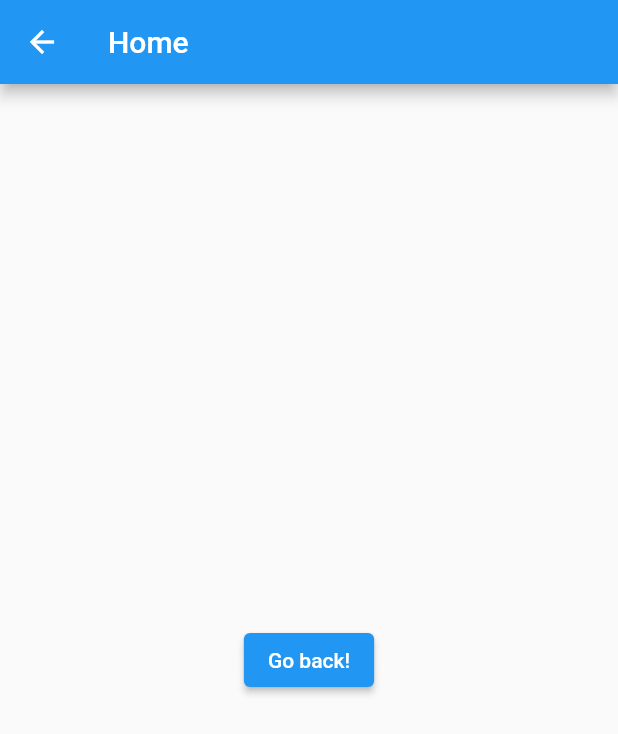
After one commit to furiousk/nabandeja, a Flutter app: the Home screen opened directly, on a phone screen of 412 x 824 dp. The commit adds this screen. Shown: the top 734 px of the screen. Run offline on Flutter 3.47's test engine with Material 2 defaults, Android fonts, the phone set to English and light mode, and no system bars; our stand-ins replace shared_preferences; accounts and stored records are empty.

Commit message:
Refactory and create new screen

```diff
--- /dev/null
+++ b/lib/widget/home/index.dart
@@ -0,0 +1,22 @@
+import 'package:flutter/material.dart';
+
+class Home extends StatelessWidget {
+  const Home({super.key});
+
+  @override
+  Widget build(BuildContext context) {
+    return Scaffold(
+      appBar: AppBar(
+        title: const Text('Home'),
+      ),
+      body: Center(
+        child: ElevatedButton(
+          onPressed: () {
+            Navigator.pop(context);
+          },
+          child: const Text('Go back!'),
+        ),
+      ),
+    );
+  }
+}
--- /dev/null
+++ b/lib/widget/login/index.dart
@@ -0,0 +1,19 @@
+import 'package:flutter/material.dart';
+
+import 'form.dart';
+
+class LoginApp extends StatelessWidget {
+  const LoginApp({Key? key}) : super(key: key);
+  static const String _title = 'Login';
+
+  @override
+  Widget build(BuildContext context) {
+    return MaterialApp(
+      title: _title,
+      home: Scaffold(
+        appBar: AppBar(title: const Text(_title)),
+        body: const ContentStatefulWidget(),
+      ),
+    );
+  }
+}
```
Also changed, not shown: lib/main.dart (+1 -98 lines), lib/service/api_client.dart (+9 -8 lines), lib/widget/login/form.dart (added, +81 -0 lines), lib/widget/login/methods.dart (added, +20 -0 lines), lib/widget/home/tabs.dart (added).
